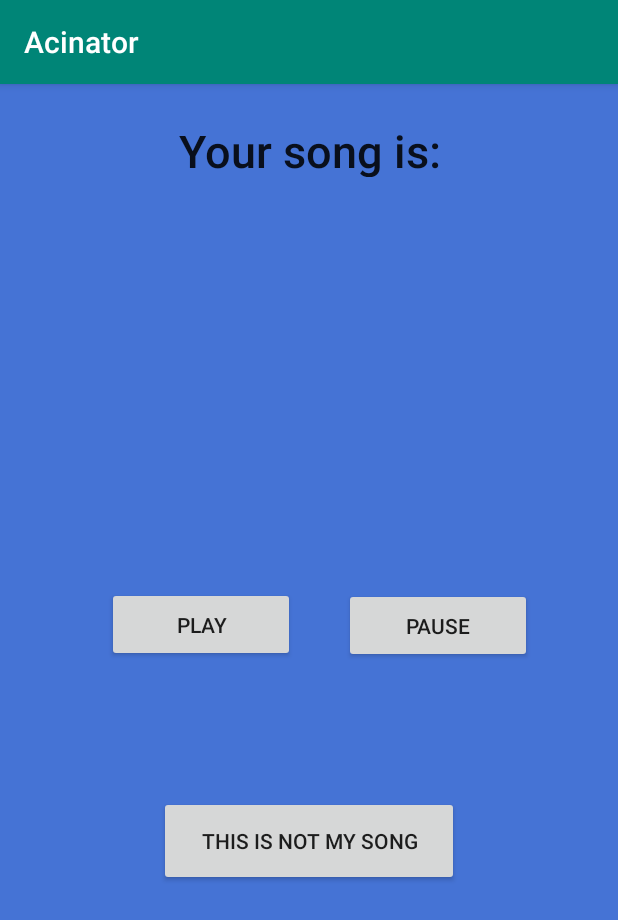
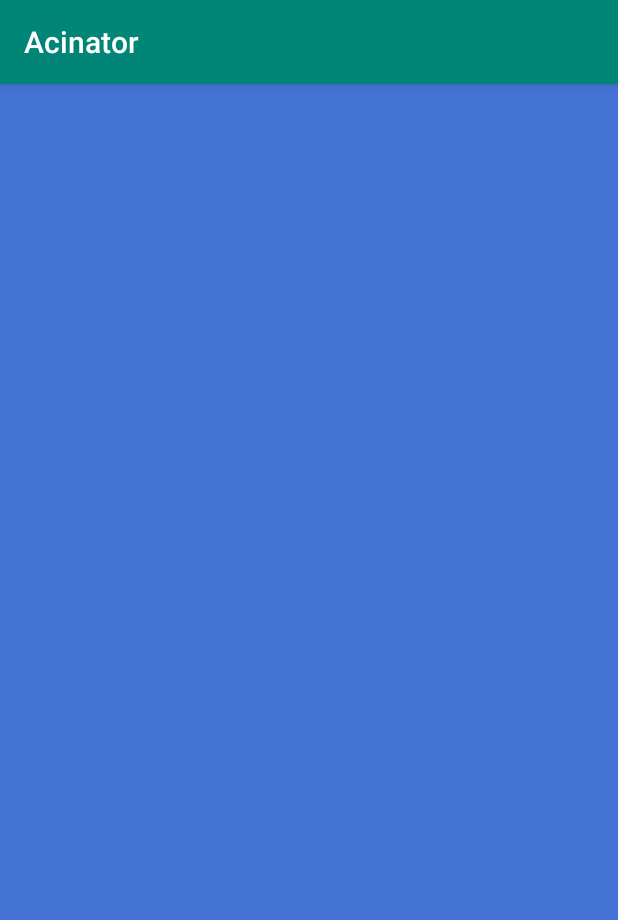
Before and after one commit to MikePagorb/Android_app, an Android app: the SecondActivity screen opened directly, with no data from a screen before it, on a phone screen of 412 x 824 dp. Shown: the top 920 px of the screen. Run offline under Robolectric (Android 15) with nearby library versions, the phone set to English and light mode, and no system bars.

```diff
--- a/app/src/main/java/com/example/acinator/SecondActivity.kt
+++ b/app/src/main/java/com/example/acinator/SecondActivity.kt
@@ -2,17 +2,15 @@ package com.example.acinator
 
 import android.os.Bundle
 import androidx.appcompat.app.AppCompatActivity
-import kotlinx.android.synthetic.main.activity_second.*
 
 class SecondActivity : AppCompatActivity() {
 
     companion object{
-        var TOTAL_STRING = "our_string"
+        var EXTRA_MESSAGE = "our_string"
     }
     override fun onCreate(savedInstanceState: Bundle?) {
         super.onCreate(savedInstanceState)
-        val nameOfSong = intent.getStringExtra(TOTAL_STRING)
-        nameSong.text = nameOfSong
         setContentView(R.layout.activity_second)
+
     }
 }
--- a/app/src/main/res/layout/activity_second.xml
+++ b/app/src/main/res/layout/activity_second.xml
@@ -5,65 +5,4 @@
     android:layout_width="match_parent"
     android:layout_height="match_parent"
     android:background="@color/screenBackground"
-    tools:context=".SecondActivity">
-
-    <TextView
-        android:id="@+id/textView2"
-        style="@style/Widget.AppCompat.TextView"
-        android:layout_width="315dp"
-        android:layout_height="38dp"
-        android:layout_marginTop="24dp"
-        android:gravity="center"
-        android:text="@string/your_song_is"
-        android:textAppearance="@style/TextAppearance.AppCompat.Body2"
-        android:textSize="30sp"
-        app:layout_constraintEnd_toEndOf="parent"
-        app:layout_constraintStart_toStartOf="parent"
-        app:layout_constraintTop_toTopOf="parent" />
-
-    <TextView
-        android:id="@+id/nameSong"
-        android:layout_width="316dp"
-        android:layout_height="120dp"
-        android:text=" "
-        android:gravity="center"
-        app:layout_constraintBottom_toBottomOf="parent"
-        app:layout_constraintEnd_toEndOf="parent"
-        app:layout_constraintStart_toStartOf="parent"
-        app:layout_constraintTop_toBottomOf="@+id/textView2"
-        app:layout_constraintVertical_bias="0.1" />
-
-    <Button
-        android:id="@+id/play"
-        android:layout_width="125dp"
-        android:layout_height="50dp"
-        android:text="@string/play"
-        app:layout_constraintBottom_toBottomOf="parent"
-        app:layout_constraintEnd_toStartOf="@+id/pause"
-        app:layout_constraintHorizontal_bias="0.685"
-        app:layout_constraintStart_toStartOf="parent"
-        app:layout_constraintTop_toBottomOf="@+id/nameSong"
-        app:layout_constraintVertical_bias="0.199" />
-
-    <Button
-        android:id="@+id/pause"
-        android:layout_width="125dp"
-        android:layout_height="50dp"
-        android:text="@string/pause"
-        app:layout_constraintBottom_toBottomOf="parent"
-        app:layout_constraintEnd_toEndOf="parent"
-        app:layout_constraintHorizontal_bias="0.8"
-        app:layout_constraintStart_toStartOf="parent"
-        app:layout_constraintTop_toBottomOf="@+id/nameSong"
-        app:layout_constraintVertical_bias="0.2" />
-
-    <Button
-        android:id="@+id/errorSongBtn"
-        android:layout_width="200dp"
-        android:layout_height="60dp"
-        android:text="@string/error_song"
-        app:layout_constraintBottom_toBottomOf="parent"
-        app:layout_constraintEnd_toEndOf="parent"
-        app:layout_constraintStart_toStartOf="parent"
-        app:layout_constraintTop_toBottomOf="@+id/nameSong" />
-</androidx.constraintlayout.widget.ConstraintLayout>
+    tools:context=".SecondActivity"/>
--- a/app/src/main/res/values/strings.xml
+++ b/app/src/main/res/values/strings.xml
@@ -1,7 +1,7 @@
 <resources>
     <string name="app_name">Acinator</string>
     <string name="Introduction">Please, write a line from the song:</string>
-    <string name="done">Done</string>
+    <string name="done">Listen song</string>
     <string name="name">Line from the song</string>
     <string name="your_song_is">Your song is:</string>
     <string name="play">Play</string>
```
Also changed, not shown: app/src/main/java/com/example/acinator/MainActivity.kt (+6 -5 lines), app/src/main/res/layout/activity_main.xml (+31 -5 lines).
